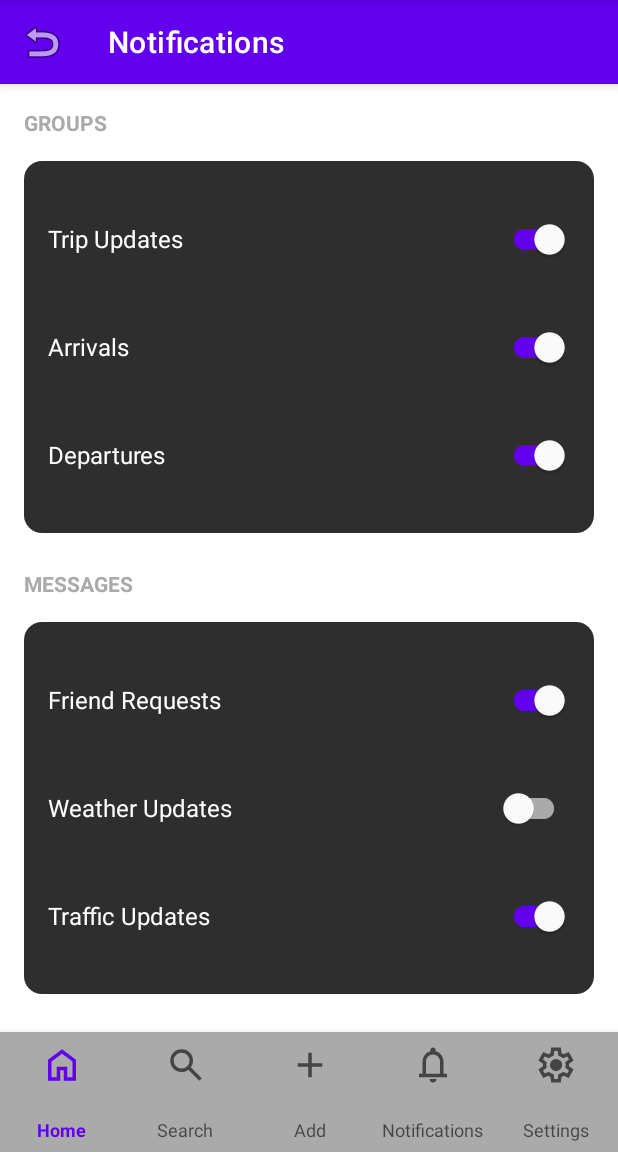
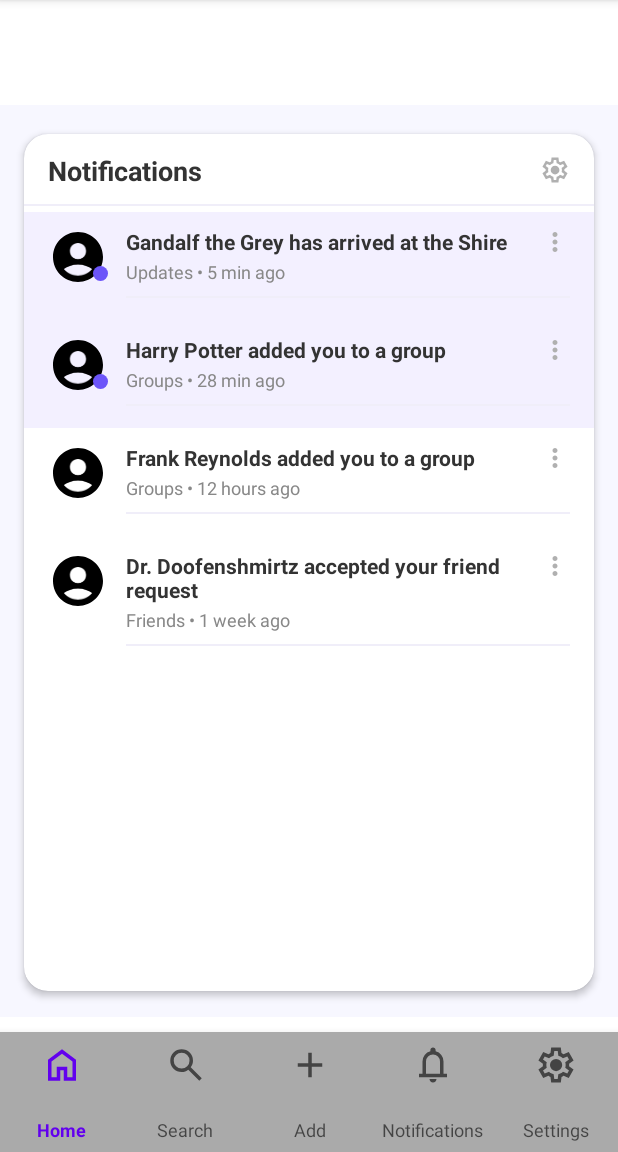
Before and after one commit to Andrew-D-H/SyncTime, an Android app built with Jetpack Compose: the fragment NotificationsFragment placed in its activity, on a phone screen of 412 x 824 dp, the part 84-1236 px from its top. Run offline under Robolectric (Android 15) with nearby library versions, the phone set to English and light mode, and no system bars; our stand-ins replace Firebase (no records; nobody signed in at launch, a user with empty details on screens opened directly).

Commit message:
created notifications ui with basic functionality

```diff
--- a/app/src/main/java/com/example/synctime/MainActivity.kt
+++ b/app/src/main/java/com/example/synctime/MainActivity.kt
@@ -35,9 +35,9 @@ class MainActivity : AppCompatActivity() {
         bottomNav.setOnItemSelectedListener { item ->
             val fragment = when (item.itemId) {
                 R.id.nav_home -> HomeFragment()
-//                R.id.nav_notifications -> NotificationsFragment()
+                R.id.nav_notifications -> NotificationsFragment()
                 R.id.nav_settings -> SettingsFragment()
-                R.id.nav_notifications -> FriendsFragment()  // TEMP FOR TESTING PURPOSES
+//                R.id.nav_notifications -> FriendsFragment()  // TEMP FOR TESTING PURPOSES
                 else -> null
             }
             fragment?.let {
--- /dev/null
+++ b/app/src/main/java/com/example/synctime/Notification.kt
@@ -0,0 +1,9 @@
+package com.example.synctime
+
+data class Notification(
+    val id: Int,
+    val avatarRes: Int,
+    val title: String,
+    val meta: String,
+    var isRead: Boolean
+)
--- /dev/null
+++ b/app/src/main/java/com/example/synctime/NotificationsAdapter.kt
@@ -0,0 +1,64 @@
+package com.example.synctime
+
+import android.view.LayoutInflater
+import android.view.View
+import android.view.ViewGroup
+import android.widget.ImageView
+import android.widget.TextView
+import androidx.recyclerview.widget.RecyclerView
+import android.graphics.Color
+
+class NotificationsAdapter(
+    private val items: List<Notification>,
+    private val onItemClick: (Notification, Int) -> Unit,
+    private val onMoreClick: (Notification, View) -> Unit
+) : RecyclerView.Adapter<NotificationsAdapter.VH>() {
+
+    inner class VH(view: View) : RecyclerView.ViewHolder(view) {
+        val root: View = view.findViewById(R.id.notificationRoot)
+        val avatar: ImageView = view.findViewById(R.id.imgAvatar)
+        val dot: View = view.findViewById(R.id.viewDot)
+        val title: TextView = view.findViewById(R.id.tvTitle)
+        val meta: TextView = view.findViewById(R.id.tvMeta)
+//        val tint: View = view.findViewById(R.id.bgTint)
+        val more: ImageView = view.findViewById(R.id.imgMore)
+
+        init {
+            root.setOnClickListener {
+                val position = bindingAdapterPosition
+                if (position != RecyclerView.NO_POSITION) {
+                    onItemClick(items[position], position)
+                }
+            }
+            more.setOnClickListener {
+                val position = bindingAdapterPosition
+                if (position != RecyclerView.NO_POSITION) {
+                    onMoreClick(items[position], it)
+                }
+            }
+        }
+    }
+
+    override fun onCreateViewHolder(parent: ViewGroup, viewType: Int): VH {
+        val v = LayoutInflater.from(parent.context)
+            .inflate(R.layout.item_notification, parent, false)
+        return VH(v)
+    }
+
+    override fun onBindViewHolder(holder: VH, position: Int) {
+        val item = items[position]
+        holder.avatar.setImageResource(item.avatarRes)
+        holder.title.text = item.title
+        holder.meta.text = item.meta
+
+        if (item.isRead) {
+            holder.root.setBackgroundColor(Color.TRANSPARENT)
+            holder.dot.visibility = View.GONE
+        } else {
+            holder.root.setBackgroundColor(Color.parseColor("#F3F0FF")) // light purple
+            holder.dot.visibility = View.VISIBLE
+        }
+    }
+
+    override fun getItemCount() = items.size
+}
--- a/app/src/main/java/com/example/synctime/NotificationsFragment.kt
+++ b/app/src/main/java/com/example/synctime/NotificationsFragment.kt
@@ -1,5 +1,113 @@
 package com.example.synctime
+
 import android.os.Bundle
+import android.view.LayoutInflater
+import android.view.View
+import android.view.ViewGroup
+import android.widget.PopupMenu
 import androidx.fragment.app.Fragment
+import androidx.recyclerview.widget.LinearLayoutManager
+import androidx.recyclerview.widget.RecyclerView
 
-class NotificationsFragment : Fragment(R.layout.notifications_page)
+class NotificationsFragment : Fragment() {
+
+    private lateinit var recyclerView: RecyclerView
+    private lateinit var adapter: NotificationsAdapter
+    private val notifications = mutableListOf<Notification>()
+
+    override fun onCreateView(
+        inflater: LayoutInflater,
+        container: ViewGroup?,
+        savedInstanceState: Bundle?
+    ): View? {
+        return inflater.inflate(R.layout.fragment_notifications, container, false)
+    }
+
+    override fun onViewCreated(view: View, savedInstanceState: Bundle?) {
+        super.onViewCreated(view, savedInstanceState)
+
+        recyclerView = view.findViewById(R.id.rvNotifications)
+
+        // initial data
+        notifications.clear()
+        notifications.addAll(dummyNotifications())  // dummy data for now, replace with actual data
+
+        adapter = NotificationsAdapter(
+            items = notifications,
+            onItemClick = { notif, position ->
+                // Mark as read when tapped
+                if (!notif.isRead) {
+                    notif.isRead = true
+                    adapter.notifyItemChanged(position)
+                }
+                // TODO: navigate to detail if you have a detail screen
+            },
+            onMoreClick = { notif, anchorView ->
+                showNotificationMenu(notif, anchorView)
+            }
+        )
+
+        recyclerView.layoutManager = LinearLayoutManager(requireContext())
+        recyclerView.adapter = adapter
+    }
+
+    // on more (dots) click
+    private fun showNotificationMenu(notification: Notification, anchor: View) {
+        val popup = PopupMenu(requireContext(), anchor)
+        popup.menuInflater.inflate(R.menu.menu_notification_item, popup.menu)
+
+        popup.setOnMenuItemClickListener { item ->
+            when (item.itemId) {
+                R.id.action_mark_unread -> {
+                    notification.isRead = false
+                    val index = notifications.indexOfFirst { it.id == notification.id }
+                    if (index != -1) adapter.notifyItemChanged(index)
+                    true
+                }
+                R.id.action_delete -> {
+                    val index = notifications.indexOfFirst { it.id == notification.id }
+                    if (index != -1) {
+                        notifications.removeAt(index)
+                        adapter.notifyItemRemoved(index)
+                    }
+                    true
+                }
+                else -> false
+            }
+        }
+
+        popup.show()
+    }
+
+    // Temporary fake data so you can see the UI
+    private fun dummyNotifications(): List<Notification> = listOf(
+        Notification(
+            id = 1,
+            avatarRes = R.drawable.baseline_account_circle_24,
+            title = "Gandalf the Grey has arrived at the Shire",
+            meta = "Updates • 5 min ago",
+            isRead = false
+        ),
+        Notification(
+            id = 2,
+            avatarRes = R.drawable.baseline_account_circle_24,
+            title = "Harry Potter added you to a group",
+            meta = "Groups • 28 min ago",
+            isRead = false
+        ),
+        Notification(
+            id = 3,
+            avatarRes = R.drawable.baseline_account_circle_24,
+            title = "Frank Reynolds added you to a group",
+            meta = "Groups • 12 hours ago",
+            isRead = true
+        ),
+        Notification(
+            id = 4,
+            avatarRes = R.drawable.baseline_account_circle_24,
+            title = "Dr. Doofenshmirtz accepted your friend request",
+            meta = "Friends • 1 week ago",
+            isRead = true
+        )
+    )
+}
--- /dev/null
+++ b/app/src/main/res/drawable/bg_dot_accent.xml
@@ -0,0 +1,11 @@
+<?xml version="1.0" encoding="utf-8"?>
+<shape xmlns:android="http://schemas.android.com/apk/res/android" android:shape="oval">
+
+    <size
+        android:width="10dp"
+        android:height="10dp" />
+
+    <!-- Your app's purple -->
+    <solid android:color="#6C55F9" />
+
+</shape>
--- /dev/null
+++ b/app/src/main/res/drawable/ic_more_vert.xml
@@ -0,0 +1,5 @@
+<vector xmlns:android="http://schemas.android.com/apk/res/android" android:height="24dp" android:tint="#A787FF" android:viewportHeight="24" android:viewportWidth="24" android:width="24dp">
+
+    <path android:fillColor="@android:color/white" android:pathData="M12,8c1.1,0 2,-0.9 2,-2s-0.9,-2 -2,-2 -2,0.9 -2,2 0.9,2 2,2zM12,10c-1.1,0 -2,0.9 -2,2s0.9,2 2,2 2,-0.9 2,-2 -0.9,-2 -2,-2zM12,16c-1.1,0 -2,0.9 -2,2s0.9,2 2,2 2,-0.9 2,-2 -0.9,-2 -2,-2z"/>
+
+</vector>
--- /dev/null
+++ b/app/src/main/res/layout/fragment_notifications.xml
@@ -0,0 +1,76 @@
+<?xml version="1.0" encoding="utf-8"?>
+<LinearLayout
+    xmlns:android="http://schemas.android.com/apk/res/android"
+    xmlns:app="http://schemas.android.com/apk/res-auto"
+    android:layout_width="match_parent"
+    android:layout_height="match_parent"
+    android:orientation="vertical"
+    android:padding="8dp"
+    android:background="#F7F7FF"
+    android:layout_marginTop="70dp">   <!-- so banner doesnt cover -->>
+
+    <!-- Main notifications card -->
+    <androidx.cardview.widget.CardView
+        android:id="@+id/card_notifications"
+        android:layout_width="match_parent"
+        android:layout_height="0dp"
+        android:layout_weight="1"
+        android:layout_marginTop="2dp"
+        app:cardCornerRadius="16dp"
+        app:cardUseCompatPadding="true"
+        app:cardElevation="3dp"
+        android:backgroundTint="#FFFFFF">
+
+        <LinearLayout
+            android:layout_width="match_parent"
+            android:layout_height="match_parent"
+            android:orientation="vertical">
+
+            <!-- Single header row (title + options icon) -->
+            <LinearLayout
+                android:layout_width="match_parent"
+                android:layout_height="wrap_content"
+                android:orientation="horizontal"
+                android:gravity="center_vertical"
+                android:paddingStart="16dp"
+                android:paddingEnd="16dp"
+                android:paddingTop="12dp"
+                android:paddingBottom="10dp">
+
+                <TextView
+                    android:id="@+id/tvCardTitle"
+                    android:layout_width="0dp"
+                    android:layout_height="wrap_content"
+                    android:layout_weight="1"
+                    android:text="Notifications"
+                    android:textStyle="bold"
+                    android:textSize="18sp"
+                    android:textColor="#333333"/>
+
+                <ImageView
+                    android:id="@+id/ivCardMenu"
+                    android:layout_width="20dp"
+                    android:layout_height="20dp"
+                    android:src="@drawable/ic_settings"
+                    app:tint="#B0B0B0"/>
+            </LinearLayout>
+
+            <View
+                android:layout_width="match_parent"
+                android:layout_height="1dp"
+                android:background="#F0EEF9"/>
+
+            <!-- List of notifications -->
+            <androidx.recyclerview.widget.RecyclerView
+                android:id="@+id/rvNotifications"
+                android:layout_width="match_parent"
+                android:layout_height="0dp"
+                android:layout_weight="1"
+                android:paddingTop="4dp"
+                android:paddingBottom="8dp"/>
+
+        </LinearLayout>
+
+    </androidx.cardview.widget.CardView>
+
+</LinearLayout>
--- /dev/null
+++ b/app/src/main/res/layout/item_notification.xml
@@ -0,0 +1,101 @@
+<?xml version="1.0" encoding="utf-8"?>
+<androidx.constraintlayout.widget.ConstraintLayout
+    xmlns:android="http://schemas.android.com/apk/res/android"
+    xmlns:app="http://schemas.android.com/apk/res-auto"
+    android:id="@+id/notificationRoot"
+    android:layout_width="match_parent"
+    android:layout_height="wrap_content"
+    android:minHeight="72dp"
+    android:paddingStart="16dp"
+    android:paddingEnd="16dp"
+    android:paddingTop="10dp"
+    android:paddingBottom="10dp"
+    android:background="@android:color/transparent">
+
+    <!-- Tinted strip background option (set visible for some statuses) -->
+    <View
+        android:id="@+id/bgTint"
+        android:layout_width="0dp"
+        android:layout_height="match_parent"
+        android:layout_marginStart="52dp"
+        android:layout_marginEnd="16dp"
+        android:background="#F3F0FF"
+        android:visibility="gone"
+        app:layout_constraintStart_toStartOf="parent"
+        app:layout_constraintEnd_toEndOf="parent"
+        app:layout_constraintTop_toTopOf="parent"
+        app:layout_constraintBottom_toBottomOf="parent"/>
+
+    <!-- Avatar -->
+    <ImageView
+        android:id="@+id/imgAvatar"
+        android:layout_width="40dp"
+        android:layout_height="40dp"
+        android:src="@drawable/baseline_account_circle_24"
+        android:scaleType="centerCrop"
+        android:background="@drawable/baseline_account_circle_24"
+        android:padding="1dp"
+        app:layout_constraintStart_toStartOf="parent"
+        app:layout_constraintTop_toTopOf="parent"/>
+
+    <!-- Dot cue (status) -->
+    <View
+        android:id="@+id/viewDot"
+        android:layout_width="10dp"
+        android:layout_height="10dp"
+        android:background="@drawable/bg_dot_accent"
+        app:layout_constraintBottom_toBottomOf="@id/imgAvatar"
+        app:layout_constraintStart_toEndOf="@id/imgAvatar"
+        android:translationX="-10dp"
+        android:translationY="-4dp"/>
+
+    <!-- Three-dot menu -->
+    <ImageView
+        android:id="@+id/imgMore"
+        android:layout_width="20dp"
+        android:layout_height="20dp"
+        android:src="@drawable/ic_more_vert"
+        app:tint="#B0B0B0"
+        app:layout_constraintEnd_toEndOf="parent"
+        app:layout_constraintTop_toTopOf="parent"/>
+
+    <!-- Title line: bold name + message -->
+    <TextView
+        android:id="@+id/tvTitle"
+        android:layout_width="0dp"
+        android:layout_height="wrap_content"
+        android:text="Gandalf the Grey has arrived at the Shire"
+        android:textColor="#333333"
+        android:textSize="14sp"
+        android:textStyle="bold"
+        app:layout_constraintStart_toEndOf="@id/imgAvatar"
+        app:layout_constraintEnd_toStartOf="@id/imgMore"
+        app:layout_constraintTop_toTopOf="@id/imgAvatar"
+        android:layout_marginStart="12dp"
+        android:layout_marginEnd="8dp"/>
+
+    <!-- Secondary line: category + dot + time -->
+    <TextView
+        android:id="@+id/tvMeta"
+        android:layout_width="0dp"
+        android:layout_height="wrap_content"
+        android:text="Group • 5 min ago"
+        android:textColor="#888888"
+        android:textSize="12sp"
+        app:layout_constraintStart_toStartOf="@id/tvTitle"
+        app:layout_constraintEnd_toStartOf="@id/imgMore"
+        app:layout_constraintTop_toBottomOf="@id/tvTitle"
+        android:layout_marginTop="2dp"/>
+
+    <!-- Divider between rows -->
+    <View
+        android:id="@+id/divider"
+        android:layout_width="0dp"
+        android:layout_height="1dp"
+        android:background="#F0EEF9"
+        app:layout_constraintStart_toStartOf="@id/tvTitle"
+        app:layout_constraintEnd_toEndOf="parent"
+        app:layout_constraintTop_toBottomOf="@id/tvMeta"
+        android:layout_marginTop="8dp"/>
+
+</androidx.constraintlayout.widget.ConstraintLayout>
--- /dev/null
+++ b/app/src/main/res/menu/menu_notification_item.xml
@@ -0,0 +1,9 @@
+<?xml version="1.0" encoding="utf-8"?>
+<menu xmlns:android="http://schemas.android.com/apk/res/android">
+    <item
+        android:id="@+id/action_mark_unread"
+        android:title="Mark as unread" />
+    <item
+        android:id="@+id/action_delete"
+        android:title="Delete" />
+</menu>
```
